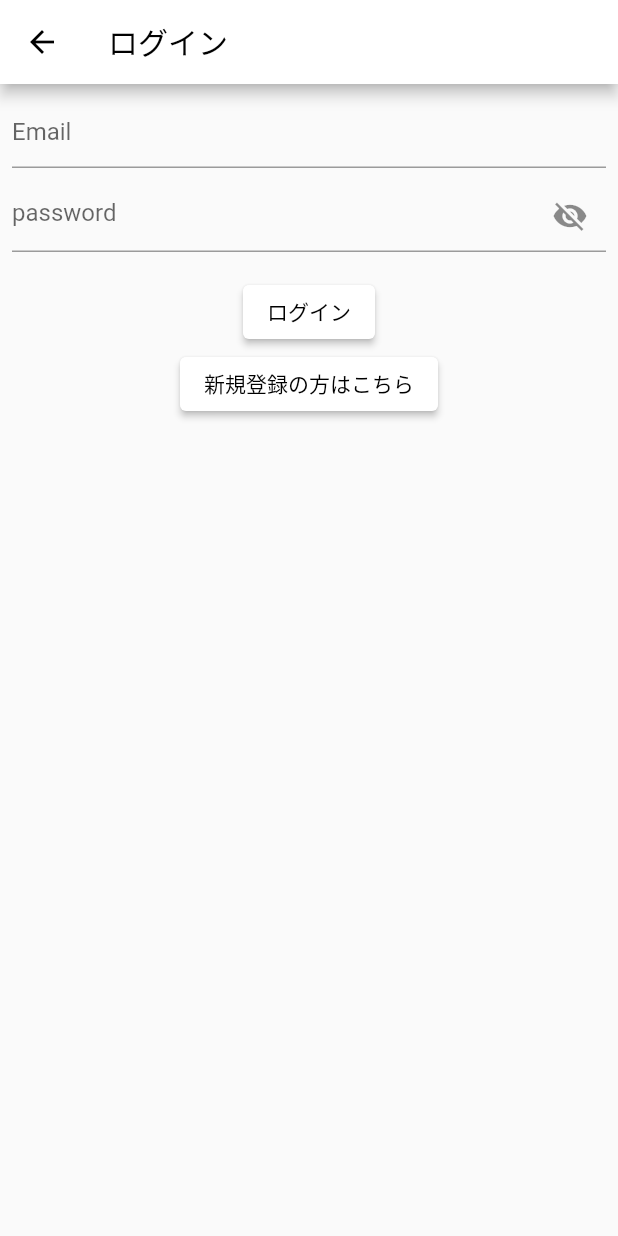
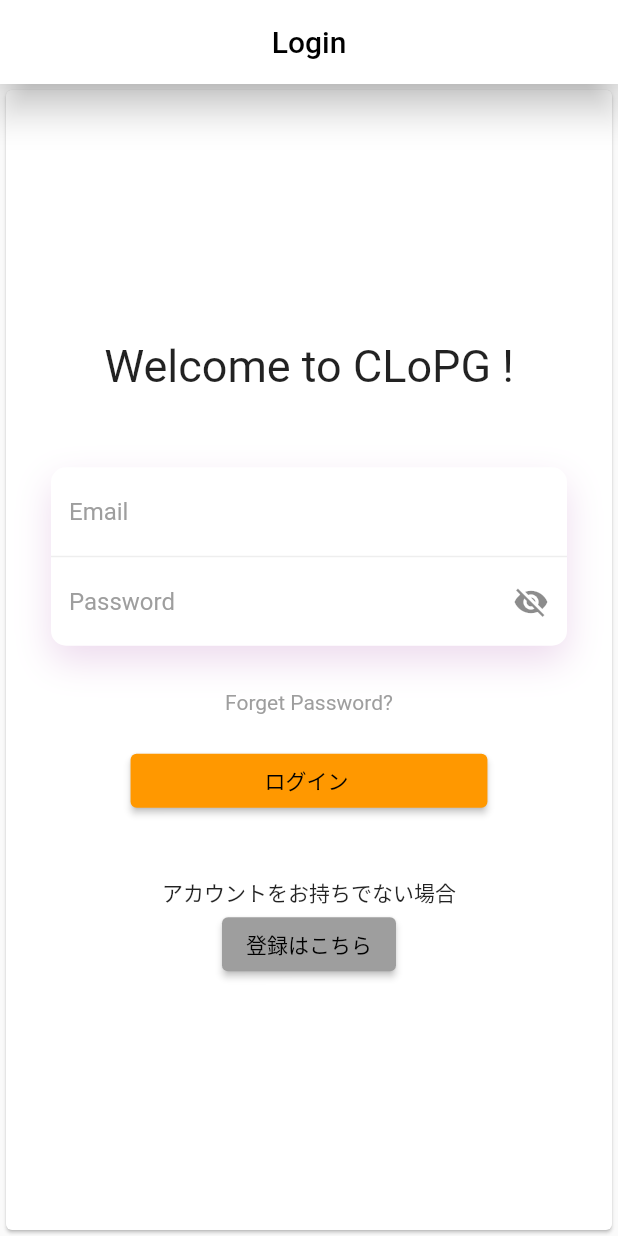
Before and after one commit to sftn0928/CloPG, a Flutter app: the LoginPage screen opened directly, on a phone screen of 412 x 824 dp. Run offline on Flutter 3.47's test engine with Material 2 defaults, Android fonts, the phone set to English and light mode, and no system bars; our stand-ins replace cached_network_image, cloud_firestore, firebase_auth, firebase_core, firebase_storage; missing offline and left inert: share_extend; accounts and stored records are empty.

Commit message:
login画面とresister画面UIの改良

```diff
--- a/lib/game_list.dart
+++ b/lib/game_list.dart
@@ -34,6 +34,8 @@ class GameList extends StatelessWidget {
     return Scaffold(
         appBar: AppBar(
           title: Text('Game List'),
+          centerTitle: true,
+          elevation: 10,
         ),
         body: StreamBuilder<QuerySnapshot>(
             stream: _stream,
--- a/lib/login/login_page.dart
+++ b/lib/login/login_page.dart
@@ -1,3 +1,4 @@
+import 'package:flutter/cupertino.dart';
 import 'package:flutter/material.dart';
 import 'package:flutter/services.dart';
 import 'package:flutter_clopg/register/register_page.dart';
@@ -19,34 +20,88 @@ class _LoginPageState extends State<LoginPage> {
       create: (_) => LoginModel(),
       child: Scaffold(
         appBar: AppBar(
-          title: Text('ログイン'),
+          title: Text('Login'),
+          centerTitle: true,
+          elevation: 10,
         ),
-        body: Center(
-          child: Consumer<LoginModel>(builder: (context, model, child) {
-            return Stack(
+        body: Card(
+            child: Column(
+              mainAxisAlignment: MainAxisAlignment.center,
               children: [
-                Padding(
-                  padding: const EdgeInsets.all(8.0),
+                _loginField(),
+              ],
+            ),
+        ),
+      ),
+    );
+  }
+
+  Widget _loginField() {
+    return ChangeNotifierProvider<LoginModel>(
+        create: (_) => LoginModel(),
+        child: Consumer<LoginModel>(builder: (context, model, child){
+          return Container(
+            margin: EdgeInsets.all(30),
+            child: Column(
+              mainAxisAlignment: MainAxisAlignment.center,
+              children: [
+                Container(
+                  margin: EdgeInsets.only(bottom: 50),
+                  child: Text(
+                    'Welcome to CLoPG !',
+                    style: TextStyle(fontSize: 30),
+                  ),
+                ),
+                Container(
+                  margin: EdgeInsets.only(bottom: 30),
+                  decoration: BoxDecoration(
+                      borderRadius: BorderRadius.circular(10),
+                      color: Colors.white,
+                      boxShadow: [
+                        BoxShadow(
+                          color: Color.fromRGBO(196, 135, 198, .3),
+                          blurRadius: 20,
+                          offset: Offset(0, 10),
+                        )
+                      ]
+                  ),
                   child: Column(
                     children: [
-                      TextField(
+                      Container(
+                        decoration: BoxDecoration(
+                            border: Border(bottom: BorderSide(
+                                color: Colors.grey.shade200
+                            ))
+                        ),
+                        child: TextField(
                           controller: model.titleController,
                           // inputFormatters: [FilteringTextInputFormatter.digitsOnly],
                           decoration: InputDecoration(
                               hintText: 'Email',
+                              // border: InputBorder.none,
+                              hintStyle: TextStyle(color: Colors.grey),
+                              border: OutlineInputBorder(
+                                borderRadius: BorderRadius.circular(10),
+                                borderSide: BorderSide.none,
+                              )
                           ),
                           onChanged: (text) {
                             model.setEmail(text);
                           },
+                        )
                       ),
-                      SizedBox(
-                        height: 8,
-                      ),
-                      TextField(
+                      Container(
+                        child: TextField(
                           controller: model.authorController,
                           obscureText: _isObscure,
                           decoration: InputDecoration(
-                          hintText: 'password',
+                            hintText: 'Password',
+                            // border: InputBorder.none,
+                            hintStyle: TextStyle(color: Colors.grey),
+                            border: OutlineInputBorder(
+                              borderRadius: BorderRadius.circular(10),
+                              borderSide: BorderSide.none,
+                            ),
                             suffixIcon: IconButton(
                               // 文字の表示・非表示でアイコンを変える
                               icon: Icon(_isObscure
@@ -64,8 +119,16 @@ class _LoginPageState extends State<LoginPage> {
                             model.setPassword(text);
                           },
                         ),
-                      SizedBox(
-                        height: 16,
+                      )
+                    ],
+                  ),
+                ),
+                Container(
+                  margin: EdgeInsets.only(bottom: 20),
+                  child: Text(
+                    'Forget Password?',
+                    style: TextStyle(color: Colors.grey),
+                  ),
                 ),
                 ElevatedButton(
                   onPressed: () async {
@@ -92,7 +155,17 @@ class _LoginPageState extends State<LoginPage> {
                       model.endLoading();
                     }
                   },
-                        child: Text('ログイン'),
+                  style: ElevatedButton.styleFrom(
+                    primary: Colors.orange,
+                    onPrimary: Colors.black,
+                  ),
+                  child: Text('                     ログイン                      '),
+                ),
+                Container(
+                  margin: EdgeInsets.only(top: 40),
+                  child: Text(
+                    'アカウントをお持ちでない場合'
+                  ),
                 ),
                 ElevatedButton(
                   onPressed: () async {
@@ -105,10 +178,11 @@ class _LoginPageState extends State<LoginPage> {
                       ),
                     );
                   },
-                        child: Text('新規登録の方はこちら'),
+                  style: ElevatedButton.styleFrom(
+                    primary: Colors.grey,
+                    onPrimary: Colors.black,
                   ),
-                    ],
-                  ),
+                  child: Text('登録はこちら'),
                 ),
                 if (model.isLoading)
                   Container(
@@ -118,10 +192,9 @@ class _LoginPageState extends State<LoginPage> {
                     ),
                   ),
               ],
+            ),
           );
         }),
-        ),
-      ),
     );
   }
 }
--- a/lib/main.dart
+++ b/lib/main.dart
@@ -37,7 +37,6 @@ class MyApp extends StatelessWidget {
         primarySwatch: materialWhite,
         visualDensity: VisualDensity.adaptivePlatformDensity,
         pageTransitionsTheme: const PageTransitionsTheme(
-          //ここを追加
           builders: <TargetPlatform, PageTransitionsBuilder>{
             TargetPlatform.android: CupertinoPageTransitionsBuilder(),
             TargetPlatform.iOS: CupertinoPageTransitionsBuilder(),
@@ -45,8 +44,8 @@ class MyApp extends StatelessWidget {
         ),
       ),
       // 各ファイルの名前を入力して実行すればそのページが表示される
-      home: App(),
-      // home: LoginPage(),
+      // home: App(),
+      home: LoginPage(),
     );
   }
 }
```
Also changed, not shown: lib/register/register_page.dart (+71 -18 lines), pubspec.lock. Lines whose indentation alone changed are shown as unchanged.
